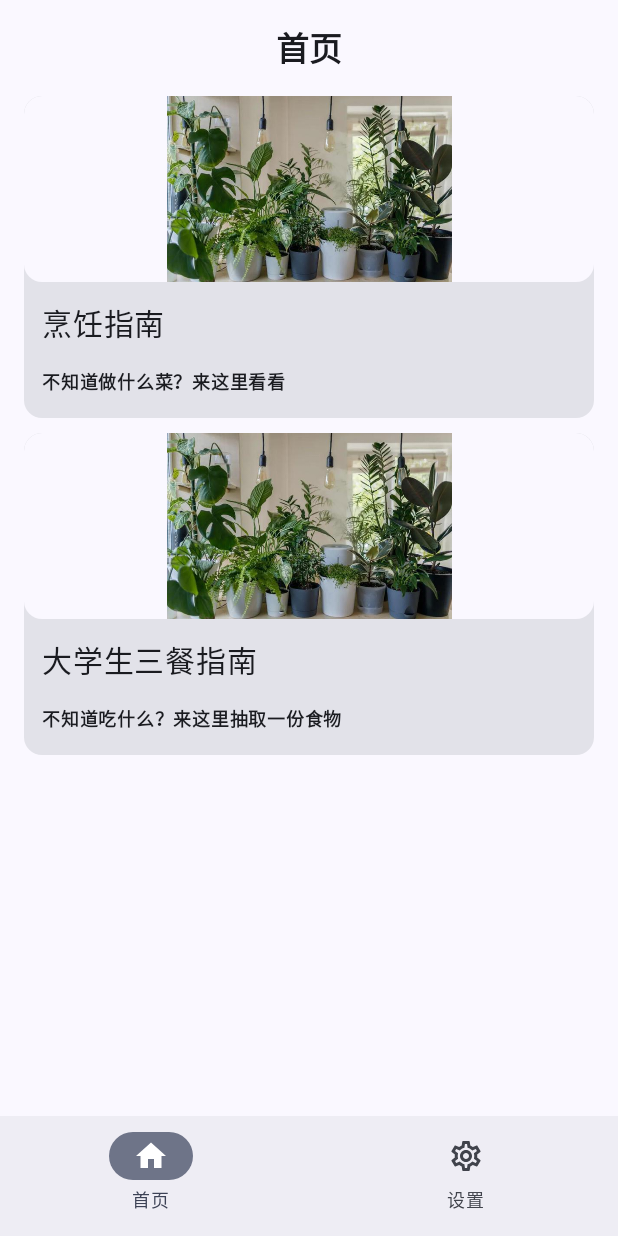
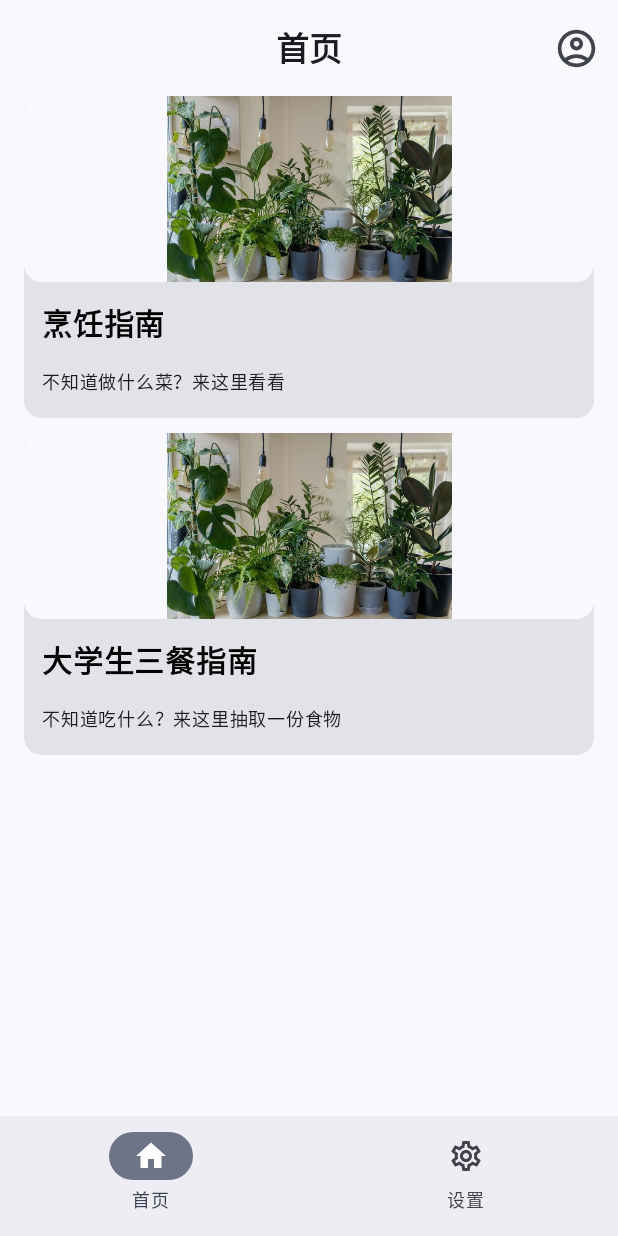
Before and after one commit to 1250422131/FoodChoice, an Android app built with Jetpack Compose: the screen it shows after launch (MainActivity), on a phone screen of 412 x 824 dp. Run offline under Robolectric (Android 15) with nearby library versions, the phone set to English and light mode, and no system bars; our stand-ins replace Dagger/Hilt's generated code, accompanist; pictures from the network do not load.

Commit message:
界面优化

```diff
--- a/app/src/main/java/com/imcys/foodchoice/MainActivity.kt
+++ b/app/src/main/java/com/imcys/foodchoice/MainActivity.kt
@@ -12,12 +12,13 @@ import androidx.compose.ui.Modifier
 import androidx.compose.ui.tooling.preview.Preview
 import androidx.core.view.WindowCompat
 import androidx.navigation.compose.rememberNavController
+import com.imcys.core.common.viewmodel.ui.BaseComponentActivity
 import com.imcys.core.designsystem.theme.FoodChoiceTheme
 import com.imcys.foodchoice.ui.FoodApp
 import dagger.hilt.android.AndroidEntryPoint
 
 @AndroidEntryPoint
-class MainActivity : ComponentActivity() {
+class MainActivity : BaseComponentActivity() {
 
     private val viewModel: MainActivityViewModel by viewModels()
 
--- a/app/src/main/java/com/imcys/foodchoice/MainActivityViewModel.kt
+++ b/app/src/main/java/com/imcys/foodchoice/MainActivityViewModel.kt
@@ -3,6 +3,8 @@ package com.imcys.foodchoice
 import androidx.lifecycle.viewModelScope
 import com.imcys.core.common.viewmodel.ComposeBaseViewModel
 import kotlinx.coroutines.delay
+import kotlinx.coroutines.flow.asFlow
+import kotlinx.coroutines.flow.flow
 import kotlinx.coroutines.launch
 
 class MainActivityViewModel : ComposeBaseViewModel<MainActivityState, MainActivityIntent>(
--- a/app/src/main/java/com/imcys/foodchoice/ui/FoodApp.kt
+++ b/app/src/main/java/com/imcys/foodchoice/ui/FoodApp.kt
@@ -10,11 +10,15 @@ import androidx.compose.foundation.layout.Row
 import androidx.compose.foundation.layout.Spacer
 import androidx.compose.foundation.layout.WindowInsets
 import androidx.compose.foundation.layout.padding
+import androidx.compose.foundation.layout.size
 import androidx.compose.foundation.layout.width
+import androidx.compose.material.icons.Icons
+import androidx.compose.material.icons.outlined.AccountCircle
 import androidx.compose.material3.CenterAlignedTopAppBar
 import androidx.compose.material3.ExperimentalMaterial3Api
 import androidx.compose.material3.FabPosition
 import androidx.compose.material3.Icon
+import androidx.compose.material3.IconButton
 import androidx.compose.material3.MaterialTheme
 import androidx.compose.material3.NavigationBar
 import androidx.compose.material3.NavigationBarItem
@@ -77,6 +81,12 @@ fun FoodApp(
                                 )
                             }
                         },
+                        actions = {
+                            IconButton(onClick = {  }) {
+                                Icon(imageVector = Icons.Outlined.AccountCircle, contentDescription = null,Modifier.size(30.dp))
+                            }
+                        }
+
                     )
                 }
             }
--- /dev/null
+++ b/core/common/src/main/java/com/imcys/core/common/viewmodel/ui/BaseComponentActivity.kt
@@ -0,0 +1,6 @@
+package com.imcys.core.common.viewmodel.ui
+
+import androidx.activity.ComponentActivity
+
+open class BaseComponentActivity : ComponentActivity() {
+}
--- a/core/designsystem/src/main/java/com/imcys/core/designsystem/theme/Theme.kt
+++ b/core/designsystem/src/main/java/com/imcys/core/designsystem/theme/Theme.kt
@@ -18,6 +18,7 @@ private val DarkColorScheme = darkColorScheme(
     primary = Purple80,
     secondary = PurpleGrey80,
     tertiary = Pink80,
+
 )
 
 private val LightColorScheme = lightColorScheme(
--- a/core/ui/src/main/java/com/imcys/core/ui/HomeFunctionCard.kt
+++ b/core/ui/src/main/java/com/imcys/core/ui/HomeFunctionCard.kt
@@ -3,6 +3,7 @@ package com.imcys.core.ui
 import android.annotation.SuppressLint
 import androidx.compose.foundation.Image
 import androidx.compose.foundation.clickable
+import androidx.compose.foundation.isSystemInDarkTheme
 import androidx.compose.foundation.layout.Column
 import androidx.compose.foundation.layout.Spacer
 import androidx.compose.foundation.layout.fillMaxWidth
@@ -10,10 +11,12 @@ import androidx.compose.foundation.layout.height
 import androidx.compose.foundation.layout.padding
 import androidx.compose.material3.Card
 import androidx.compose.material3.CardDefaults
+import androidx.compose.material3.MaterialTheme
 import androidx.compose.material3.Surface
 import androidx.compose.material3.Text
 import androidx.compose.runtime.Composable
 import androidx.compose.ui.Modifier
+import androidx.compose.ui.graphics.Color
 import androidx.compose.ui.layout.ContentScale
 import androidx.compose.ui.platform.LocalContext
 import androidx.compose.ui.res.painterResource
@@ -63,12 +66,15 @@ fun HomeFunctionCard(
                     .fillMaxWidth()
                     .padding(12.dp),
             ) {
-                Text(text = title, fontSize = 20.sp)
+                Text(
+                    text = title, fontSize = 20.sp,
+                    fontWeight = FontWeight.ExtraBold,
+                    color = if (isSystemInDarkTheme()) Color.White else Color.Black
+                )
                 Spacer(Modifier.height(12.dp))
                 Text(
                     text = content,
                     fontSize = 12.sp,
-                    fontWeight = FontWeight.ExtraBold,
                 )
             }
         }
```
Also changed, not shown: feature/cook/src/main/java/com/imcys/feature/cook/CookScreen.kt (+43 -46 lines), feature/cook/src/main/java/com/imcys/feature/cook/CookViewModel.kt (+4 -3 lines).
